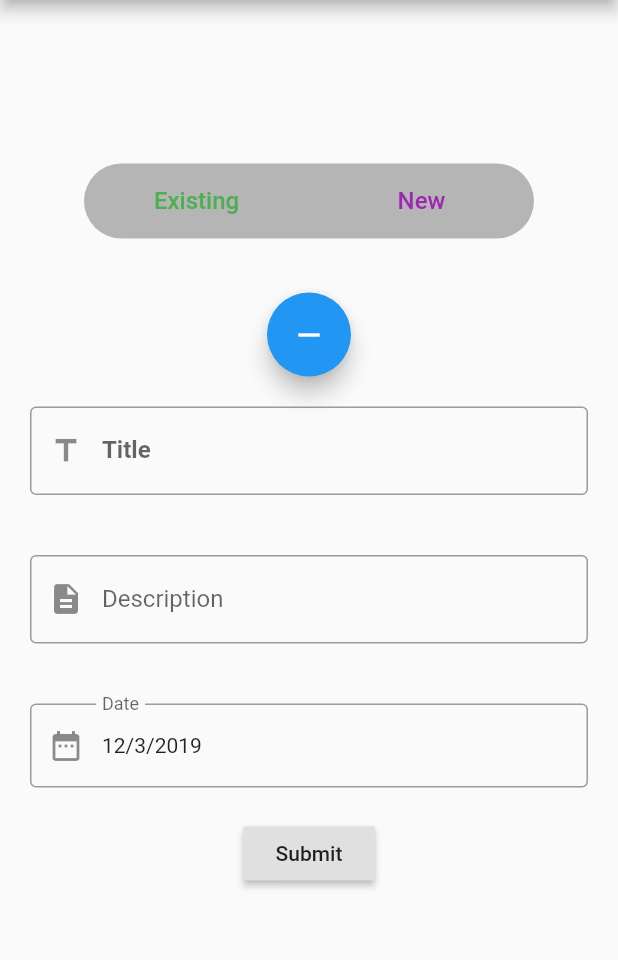
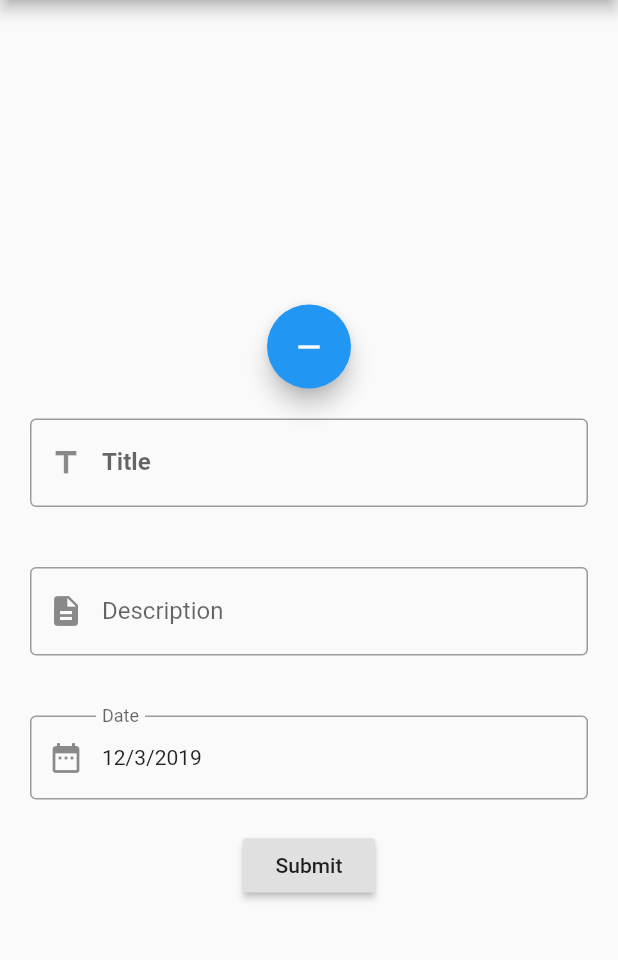
Before and after one commit to awaisabir/flutter_todo, a Flutter app: the screen it shows after launch, after a tap on the "add" icon, on a phone screen of 412 x 824 dp, the part 84-1044 px from its top. Run offline on Flutter 3.47's test engine with Material 2 defaults, Android fonts, the phone set to English and light mode, and no system bars; Roboto replaces fonts that are missing (WorkSansSemiBold).

Commit message:
need a new way to visualize the todos!

```diff
--- a/lib/main.dart
+++ b/lib/main.dart
@@ -59,55 +59,6 @@ class _MyHomePageState extends State<MyHomePage> {
             mainAxisAlignment: MainAxisAlignment.center,
             crossAxisAlignment: CrossAxisAlignment.center,
             children: <Widget>[
-              Container(
-                width: 300.0,
-                height: 50.0,
-                decoration: BoxDecoration(
-                  color: Color(0x552B2B2B),
-                  borderRadius: BorderRadius.all(Radius.circular(25.0)),
-                ),
-                child: CustomPaint(
-                  // painter: TabIndicationPainter(pageController: _pageController),
-                  child: Row(
-                    mainAxisAlignment: MainAxisAlignment.spaceEvenly,
-                    children: <Widget>[
-                      Expanded(
-                        child: FlatButton(
-                          splashColor: Colors.transparent,
-                          highlightColor: Colors.transparent,
-                          onPressed: () { print('Hello'); },
-                          child: Text(
-                            "Existing",
-                            style: TextStyle(
-                                color: Colors.green,
-                                fontSize: 16.0,
-                                fontFamily: "WorkSansSemiBold"),
-                          ),
-                        ),
-                      ),
-                      //Container(height: 33.0, width: 1.0, color: Colors.white),
-                      Expanded(
-                        child: FlatButton(
-                          splashColor: Colors.transparent,
-                          highlightColor: Colors.transparent,
-                          onPressed: () { print('Hello'); },
-                          child: Text(
-                            "New",
-                            style: TextStyle(
-                                color: Colors.purple,
-                                fontSize: 16.0,
-                                fontFamily: "WorkSansSemiBold"),
-                          ),
-                        ),
-                      ),
-                    ],
-                  ),
-                ),
-              ),
-              SizedBox(
-                height: 500.0,
-                child: PageView(
-                  children: <Widget>[
               Column(
                 children: <Widget>[
                   Text(
@@ -120,17 +71,10 @@ class _MyHomePageState extends State<MyHomePage> {
                   this._renderForm(),
                 ],
               ),
-                    Container(
-                      color: Colors.red,
-                      child: Text('This will be the list of todos')
-                    )
             ],
           )
         )
-            ]
       )
-        )
-      ),
     );
   }
 }
```
Lines whose indentation alone changed are shown as unchanged.
